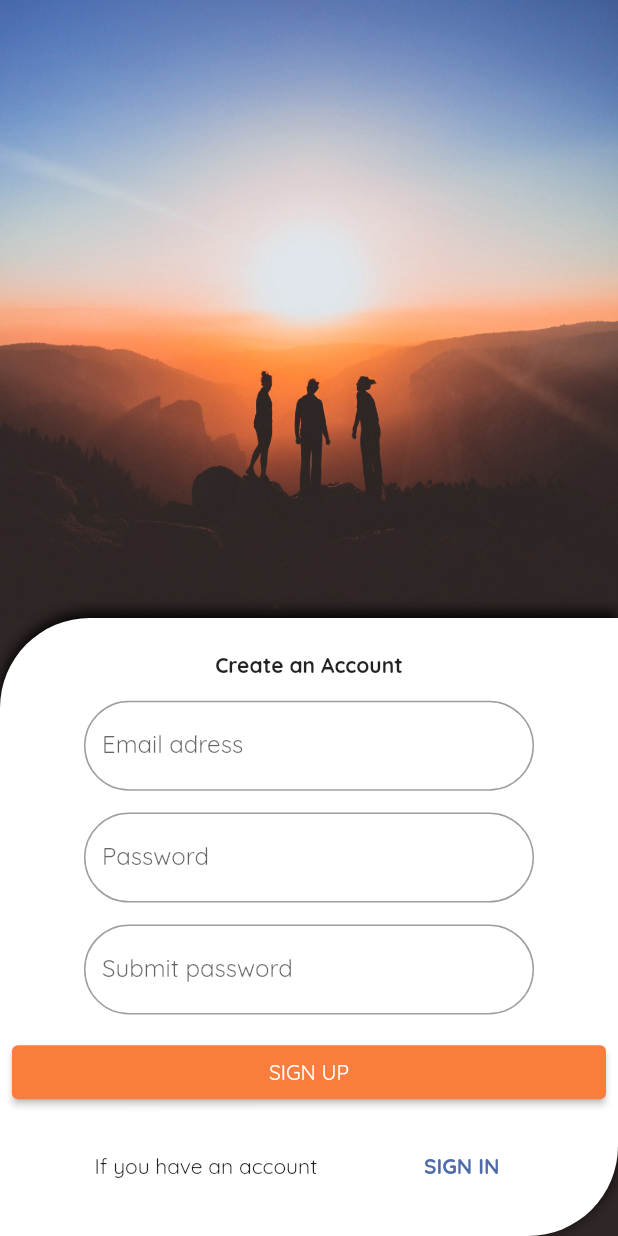
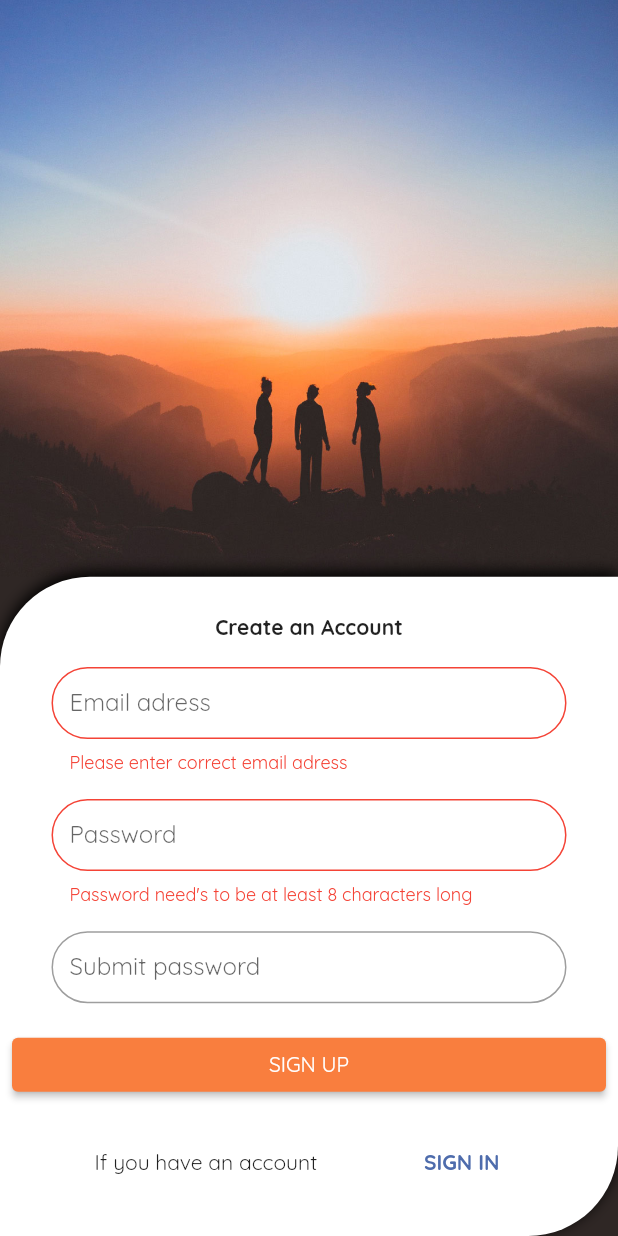
Before and after one commit to p-jura/wish_list_app, a Flutter app: the screen it shows after launch, after a tap on "SIGN IN", after a tap on "CREATE", on a phone screen of 412 x 824 dp. Run offline on Flutter 3.47's test engine with Material 2 defaults, Android fonts, the light colour scheme and no system bars; our stand-ins replace bloc, equatable, firebase_auth, firebase_core, flutter_bloc, google_fonts; accounts and stored records are empty.

Commit message:
"minor update: layout changes, cubit added" "cubit is maintaining the state of haveAccount prop now, added minor validation, changed layout to fit error visibility"

```diff
--- a/lib/main.dart
+++ b/lib/main.dart
@@ -1,9 +1,11 @@
 import 'package:flutter/material.dart';
-
+import 'package:firebase_core/firebase_core.dart';
 import 'package:wish_list_app/constants/theme_and_style.dart';
 import 'package:wish_list_app/screens/authentication/authentication_screen.dart';
 
 void main() {
+  WidgetsFlutterBinding.ensureInitialized();
+  Firebase.initializeApp();
   runApp(const MyApp());
 }
 
--- a/lib/models/auth_screen_bloc.dart
+++ /dev/null
@@ -1,41 +0,0 @@
-import 'dart:async';
-import 'package:wish_list_app/models/auth_scrren_event.dart';
-
-
-// learning bloc - this part of code is writen this way for learning purpuses.
-
-
-
-class SigningInLogingInBloc {
-  bool _hasAccount = false;
-
-  final _hasAccountStateController = StreamController<bool>();
-  StreamSink<bool> get _hasAccountSink => _hasAccountStateController.sink;
-
-  Stream<bool> get hasAccount => _hasAccountStateController.stream;
-
-  final _hasAccountEventController = StreamController<SigningInLogingIn>();
-
-  StreamSink<SigningInLogingIn> get hasAccountEventSink =>
-      _hasAccountEventController.sink;
-
-  SigningInLogingInBloc() {
-    _hasAccountEventController.stream.listen(_mapEventState);
-  }
-
-  void _mapEventState(SigningInLogingIn event) {
-    if (event is SignIn) {
-      _hasAccount = false;
-    } else {
-      _hasAccount = true;
-    }
-
-    _hasAccountSink.add(_hasAccount);
-  }
-  @override
-  void dispose() {
-
-    _hasAccountEventController.close();
-    _hasAccountStateController.close();
-  }
-}
--- a/lib/models/auth_scrren_event.dart
+++ /dev/null
@@ -1,5 +0,0 @@
-abstract class SigningInLogingIn {}
-
-class SignIn extends SigningInLogingIn {}
-
-class SignUp extends SigningInLogingIn {}
--- /dev/null
+++ b/lib/providers/cubit/account_holder_cubit.dart
@@ -0,0 +1,16 @@
+import 'package:equatable/equatable.dart';
+import 'package:flutter_bloc/flutter_bloc.dart';
+
+part 'account_holder_state.dart';
+
+class AccountHolderCubit extends Cubit<AccountHolderState> {
+  AccountHolderCubit() : super(const AccountHolder());
+
+  void changeStateToCreateAccount(bool haveAccount) {
+    if (haveAccount) {
+      emit(const CreateAccountState());
+    } else {
+      emit(const AccountHolder());
+    }
+  }
+}
--- /dev/null
+++ b/lib/providers/cubit/account_holder_state.dart
@@ -0,0 +1,17 @@
+part of 'account_holder_cubit.dart';
+
+abstract class AccountHolderState extends Equatable {
+  final bool haveAccount;
+
+  const AccountHolderState({required this.haveAccount});
+
+  @override
+  List<Object> get props => [];
+}
+
+class AccountHolder extends AccountHolderState {
+  const AccountHolder() : super(haveAccount: true);
+}
+class CreateAccountState extends AccountHolderState{
+  const CreateAccountState():super(haveAccount: false);
+}
--- a/lib/screens/authentication/authentication_screen.dart
+++ b/lib/screens/authentication/authentication_screen.dart
@@ -1,4 +1,9 @@
+// ignore_for_file: constant_identifier_names
+
 import 'package:flutter/material.dart';
+import 'package:flutter_bloc/flutter_bloc.dart';
+
+import 'package:wish_list_app/providers/cubit/account_holder_cubit.dart';
 import 'package:wish_list_app/screens/authentication/widgets/auth_form_fields.dart';
 
 class AuthenticationScreen extends StatefulWidget {
@@ -9,7 +14,7 @@ class AuthenticationScreen extends StatefulWidget {
 }
 
 class _AuthenticationScreenState extends State<AuthenticationScreen> {
-  static const MAIN_FLEX_VALUE = 5;
+  static const MAIN_FLEX_VALUE = 7;
   static const FOCUSED_FIELD_FLEX_VALUE = 1;
 
   @override
@@ -39,7 +44,17 @@ class _AuthenticationScreenState extends State<AuthenticationScreen> {
                 ),
               ),
             ),
-            AuthFormFields(isKeybordVisible: isKeybordVisible),
+            BlocProvider(
+              create: (_) => AccountHolderCubit(),
+              child: BlocBuilder<AccountHolderCubit, AccountHolderState>(
+                builder: (context, state) {
+                  return AuthFormFields(
+                    isKeybordVisible: isKeybordVisible,
+                    haveAccount: state.haveAccount,
+                  );
+                },
+              ),
+            ),
           ],
         ),
       ),
--- a/lib/screens/authentication/widgets/auth_form_fields.dart
+++ b/lib/screens/authentication/widgets/auth_form_fields.dart
@@ -1,40 +1,44 @@
 import 'package:flutter/material.dart';
-import 'package:wish_list_app/models/auth_screen_bloc.dart';
-import 'package:wish_list_app/models/auth_scrren_event.dart';
+import 'package:flutter_bloc/flutter_bloc.dart';
+
+import 'package:wish_list_app/providers/cubit/account_holder_cubit.dart';
 
 class AuthFormFields extends StatefulWidget {
-  AuthFormFields({required this.isKeybordVisible, Key? key}) : super(key: key);
+  const AuthFormFields(
+      {required this.isKeybordVisible, required this.haveAccount, Key? key})
+      : super(key: key);
 
   final bool isKeybordVisible;
-
+  final bool haveAccount;
   @override
   State<AuthFormFields> createState() => _AuthFormFieldsState();
 }
 
 class _AuthFormFieldsState extends State<AuthFormFields> {
+  static const double TXTFD_HORIZONTAL_MARGIN_DEVIDER = 1.2;
 
   final InputDecoration textFormFieldDecoration = InputDecoration(
-    constraints: const BoxConstraints(maxWidth: 300),
+    contentPadding: const EdgeInsets.symmetric(vertical: 8, horizontal: 12),
     border: OutlineInputBorder(
       borderRadius: BorderRadius.circular(30),
       borderSide: const BorderSide(),
     ),
   );
 
-  final _bloc = SigningInLogingInBloc();
+  final globalKey = GlobalKey<FormState>();
+
+  void validate() {
+    globalKey.currentState!.validate();
+  }
 
   @override
   Widget build(BuildContext context) {
     final deviceSize = MediaQuery.of(context).size;
     final colorScheme = Theme.of(context).colorScheme;
     return Expanded(
-      flex: 5,
-      child: StreamBuilder<bool>(
-        stream: _bloc.hasAccount,
-        initialData: false,
-        builder: (ctx, snapshot) {
-          bool haveAccount = snapshot.data!;
-          return Container(
+      flex: 8,
+      child: Container(
+        alignment: Alignment.center,
         constraints: BoxConstraints(minWidth: deviceSize.width),
         padding: const EdgeInsets.all(8),
         decoration: BoxDecoration(
@@ -54,58 +58,115 @@ class _AuthFormFieldsState extends State<AuthFormFields> {
           ),
         ),
         child: Form(
+          key: globalKey,
+          child: LayoutBuilder(builder: (context, viewportConstraints) {
+            return SingleChildScrollView(
+              child: ConstrainedBox(
+                constraints: BoxConstraints(
+                  minHeight: viewportConstraints.maxHeight,
+                ),
                 child: Column(
-                mainAxisSize: MainAxisSize.max,
+                  mainAxisSize: MainAxisSize.min,
                   mainAxisAlignment: MainAxisAlignment.spaceEvenly,
                   children: [
                     Text(
-                    haveAccount
+                      widget.haveAccount
                           ? 'Log in to your account'
                           : 'Create an Account',
                       style: const TextStyle(fontWeight: FontWeight.bold),
                     ),
                     TextFormField(
+                      maxLines: 1,
                       decoration: textFormFieldDecoration.copyWith(
                         label: const Text('Email adress'),
+                        constraints: BoxConstraints(
+                            maxWidth: deviceSize.width /
+                                TXTFD_HORIZONTAL_MARGIN_DEVIDER),
                       ),
+                      validator: ((value) {
+                        if (value != null) {
+                          if (value.isEmpty ||
+                              !value.contains('@') ||
+                              (value.length <= 5)) {
+                            return 'Please enter correct email adress';
+                          } else {
+                            return 'Error during validation';
+                          }
+                        }
+                        return null;
+                      }),
                     ),
                     TextFormField(
+                      maxLines: 1,
                       decoration: textFormFieldDecoration.copyWith(
                         label: const Text('Password'),
+                        constraints: BoxConstraints(
+                            maxWidth: deviceSize.width /
+                                TXTFD_HORIZONTAL_MARGIN_DEVIDER),
                       ),
+                      validator: ((value) {
+                        if (value != null) {
+                          if (value.isEmpty || (value.length <= 7)) {
+                            return 'Password need\'s to be at least 8 characters long';
+                          } else {
+                            return 'Error during validation';
+                          }
+                        }
+                        return null;
+                      }),
                     ),
                     Visibility(
-                    visible: !haveAccount,
+                      visible: !widget.haveAccount,
                       child: TextFormField(
+                        maxLines: 1,
                         decoration: textFormFieldDecoration.copyWith(
                           label: const Text('Submit password'),
+                          constraints: BoxConstraints(
+                              maxWidth: deviceSize.width /
+                                  TXTFD_HORIZONTAL_MARGIN_DEVIDER),
                         ),
+                        validator: ((value) {
+                          if (value != null) {
+                            if (value.isEmpty || (value.length <= 7)) {
+                              return 'Password need\'s to be at least 8 characters long';
+                            } else {
+                              return 'Error during validation';
+                            }
+                          }
+                          return null;
+                        }),
                       ),
                     ),
                     SizedBox(
                       width: deviceSize.width,
                       child: ElevatedButton(
-                      onPressed: () {},
-                      child: Text(haveAccount ? 'SIGN IN' : 'SIGN UP'),
+                        onPressed: () {
+                          validate();
+                        },
+                        child: Text(widget.haveAccount ? 'SIGN IN' : 'SIGN UP'),
                       ),
                     ),
                     Row(
                       mainAxisAlignment: MainAxisAlignment.spaceEvenly,
                       children: [
-                      Text(haveAccount
+                        Text(widget.haveAccount
                             ? 'You dont have an account?'
                             : 'If you have an account'),
                         ElevatedButton(
                           onPressed: () {
-                          _bloc.hasAccountEventSink.add(
-                            snapshot.data == true ? SignIn() : SignUp(),
-                          );
+                            widget.haveAccount == true
+                                ? context
+                                    .read<AccountHolderCubit>()
+                                    .changeStateToCreateAccount(true)
+                                : context
+                                    .read<AccountHolderCubit>()
+                                    .changeStateToCreateAccount(false);
                           },
                           style: ElevatedButton.styleFrom(
                               primary: Colors.transparent,
                               shadowColor: Colors.transparent),
                           child: Text(
-                          haveAccount ? 'CREATE' : 'SIGN IN',
+                            widget.haveAccount ? 'CREATE' : 'SIGN IN',
                             style: TextStyle(
                                 color: colorScheme.secondary,
                                 fontWeight: FontWeight.bold),
@@ -117,14 +178,14 @@ class _AuthFormFieldsState extends State<AuthFormFields> {
                 ),
               ),
             );
-        },
+          }),
+        ),
       ),
     );
   }
 
   @override
   void dispose() {
-    _bloc.dispose();
     super.dispose();
   }
 }
--- a/pubspec.yaml
+++ b/pubspec.yaml
@@ -32,6 +32,7 @@ dependencies:
   google_fonts: ^3.0.1
   flutter_bloc: ^8.1.1
   firebase_auth: ^3.7.0
+  firebase_core: ^1.21.1
   equatable: ^2.0.5
   # The following adds the Cupertino Icons font to your application.
   # Use with the CupertinoIcons class for iOS style icons.
```
Also changed, not shown: lib/models/authentication.dart (added, +40 -0 lines), lib/models/user_model.dart (added, +12 -0 lines), lib/providers/bloc/authentication_bloc.dart (added, +13 -0 lines), lib/providers/bloc/authentication_event.dart (added, +8 -0 lines), lib/providers/bloc/authentication_state.dart (added, +10 -0 lines), assets/auth-image.jpg, lib/models/account.dart (deleted), pubspec.lock, 3 other files. Lines whose indentation alone changed are shown as unchanged.
